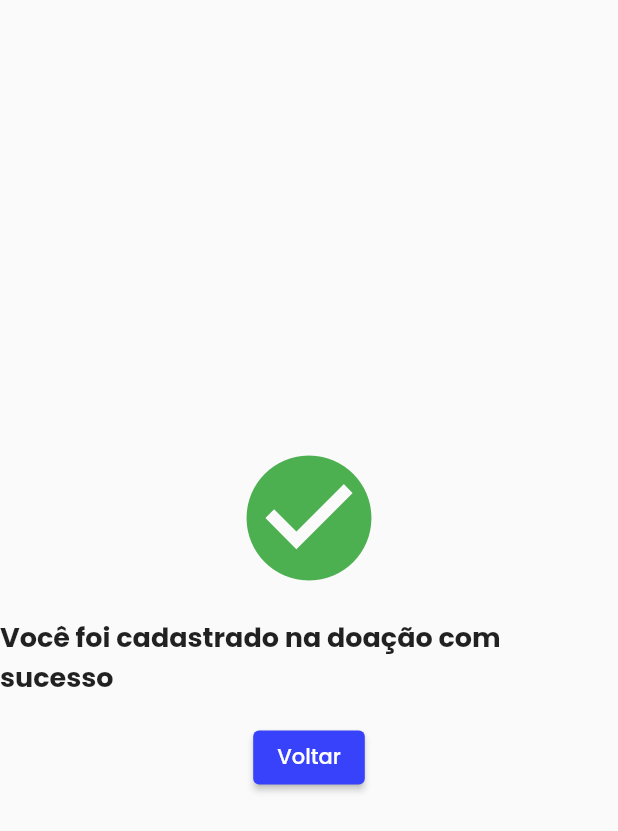
After one commit to teuz044/embarque_solidario, a Flutter app: the SucessoDoacao screen opened directly, on a phone screen of 412 x 824 dp. The commit adds this screen. Shown: the top 831 px of the screen. Run offline on Flutter 3.47's test engine with Material 2 defaults, Android fonts, the phone set to English and light mode, and no system bars; our stand-ins replace carousel_slider, dio, firebase_auth, firebase_core, google_fonts; missing offline and left inert: dart:html; accounts and stored records are empty; network calls fail.

Commit message:
Add files via upload

```diff
--- a/lib/main.dart
+++ b/lib/main.dart
@@ -1,4 +1,5 @@
 import 'package:embarque_solidario/views/home_screen.dart';
+import 'package:embarque_solidario/views/login_screen.dart';
 import 'package:firebase_core/firebase_core.dart';
 import 'package:google_fonts/google_fonts.dart';
 import 'firebase_options.dart';
@@ -24,7 +25,7 @@ class MyApp extends StatelessWidget {
         textTheme: GoogleFonts.poppinsTextTheme(Theme.of(context).textTheme),
         primarySwatch: Colors.blue,
       ),
-      home: const HomeScreen(userName: 'Matheus'),
+      home: const LoginScreen(),
     );
   }
 }
--- /dev/null
+++ b/lib/views/sucesso_doacao.dart
@@ -0,0 +1,45 @@
+import 'package:embarque_solidario/views/doacoes_disponiveis.dart';
+import 'package:flutter/material.dart';
+
+class SucessoDoacao extends StatelessWidget {
+  @override
+  Widget build(BuildContext context) {
+    return Scaffold(
+      body: Center(
+        child: Column(
+          mainAxisAlignment: MainAxisAlignment.center,
+          children: [
+            Icon(
+              Icons.check_circle,
+              color: Colors.green,
+              size: 100,
+            ),
+            SizedBox(height: 16),
+            Text(
+              'Você foi cadastrado na doação com sucesso',
+              style: TextStyle(
+                fontSize: 18,
+                fontWeight: FontWeight.bold,
+              ),
+            ),
+            SizedBox(height: 16),
+            ElevatedButton(
+              style: ButtonStyle(
+                backgroundColor: MaterialStateProperty.all<Color>(Color(0xFF3742FA)),
+              ),
+              onPressed: () {
+                Navigator.push(
+                  context,
+                  MaterialPageRoute(
+                    builder: (context) => DoacoesDisponiveis(),
+                  ),
+                );
+              },
+              child: Text('Voltar'),
+            )
+          ],
+        ),
+      ),
+    );
+  }
+}
```
Also changed, not shown: lib/views/add_doacoes.dart (+6 -3 lines), lib/views/detalhes_doacoes.dart (added, +83 -0 lines), lib/views/doacoes_disponiveis.dart (+23 -8 lines), lib/views/home_screen.dart (+0 -12 lines), lib/views/login_screen.dart (+38 -10 lines), lib/views/register_screen.dart (+15 -2 lines), lib/views/visualizar_doacoes.dart (line endings or trailing spaces).
